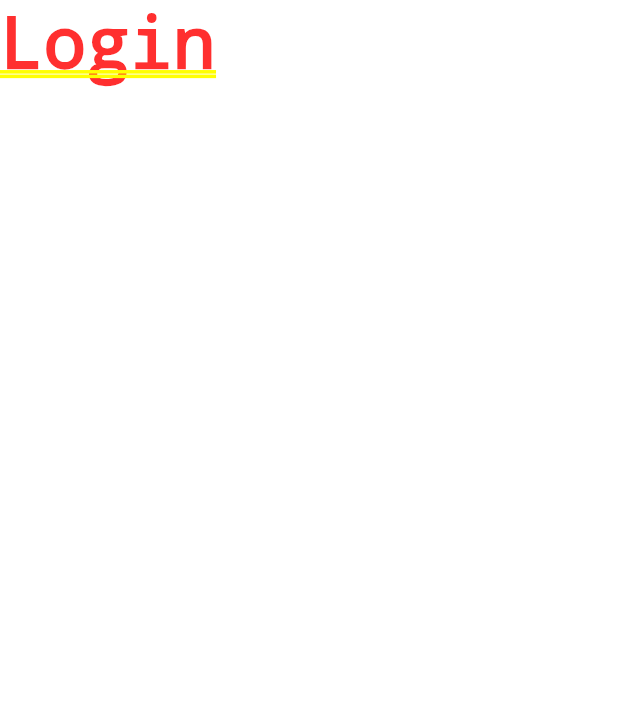
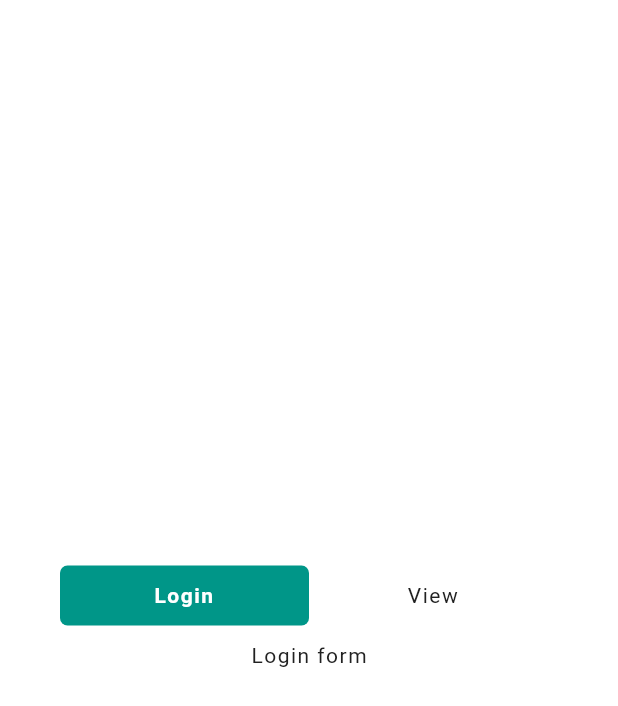
Before and after one commit to billyinferno/simple_budget, a Flutter app: the screen it shows after launch, on a phone screen of 412 x 824 dp. Shown: the top 706 px of the screen. Run offline on Flutter 3.47's test engine with Material 3 defaults, Android fonts, the phone set to English and light mode, and no system bars; our stand-ins replace flutter_dotenv, flutter_secure_storage, go_router, hive_flutter; accounts and stored records are empty; Roboto replaces fonts that are missing (--apple-system).

Commit message:
Create MyTabBar for the login screen

```diff
--- a/lib/pages/login.dart
+++ b/lib/pages/login.dart
@@ -1,4 +1,5 @@
 import 'package:flutter/material.dart';
+import 'package:simple_budget/widgets/tab/my_tab_bar.dart';
 
 class LoginPage extends StatefulWidget {
   const LoginPage({super.key});
@@ -8,8 +9,85 @@ class LoginPage extends StatefulWidget {
 }
 
 class _LoginPageState extends State<LoginPage> {
+  late Future<bool> _getMe;
+  late String _currentTab;
+  final Map<String, String> _tab = {
+    "L":"Login",
+    "V":"View",
+  };
+
+  @override
+  void initState() {
+    _getMe = _getUserMe();
+
+    // set current tab defaulted to login
+    _currentTab = "L";
+
+    super.initState();
+  }
+
   @override
   Widget build(BuildContext context) {
-    return const Text("Login");
+    return Scaffold(
+      body: FutureBuilder(
+        future: _getMe,
+        builder: (context, snapshot) {
+          if (snapshot.hasData || snapshot.hasError) {
+            return _generateBody();
+          }
+          else {
+            // TODO: still loading, generate splash screen
+            return const Placeholder();
+          }
+        },
+      ),
+    );
+  }
+
+  Widget _generateBody() {
+    return Container(
+      padding: const EdgeInsets.fromLTRB(40, 0, 40, 0),
+      child: Column(
+        crossAxisAlignment: CrossAxisAlignment.center,
+        mainAxisAlignment: MainAxisAlignment.center,
+        children: <Widget>[
+          MyTabBar(
+            tab: _tab,
+            initialTab: _currentTab,
+            onTap: ((value) {
+              setState(() {
+                _currentTab = value;
+              });
+            })
+          ),
+          const SizedBox(height: 10,),
+          _showForm(),
+        ],
+      ),
+    );
+  }
+
+  Widget _showForm() {
+    if (_currentTab.toUpperCase() == "L") {
+      return _showLoginForm();
+    }
+    else {
+      return _showViewForm();
+    }
+  }
+
+  Widget _showLoginForm() {
+    // TODO: to do login form
+    return Text("Login form");
+  }
+
+  Widget _showViewForm() {
+    // TODO: to do view form
+    return Text("View form");
+  }
+
+  Future<bool> _getUserMe() async {
+    // TODO: to change with api call
+    return false;
   }
 }
--- a/lib/router.dart
+++ b/lib/router.dart
@@ -41,13 +41,6 @@ class _RouterPageState extends State<RouterPage> {
           builder: (context, state) => const LoginPage(),
         ),
         GoRoute(
-          name: 'dashboard_no_id',
-          path: '/dashboard',
-          builder: (context, state) {
-            return const DashboardPage(id: 'empty');
-          },
-        ),
-        GoRoute(
           name: 'dashboard',
           path: '/dashboard/:id',
           builder: (context, state) {
--- /dev/null
+++ b/lib/widgets/tab/my_tab_bar.dart
@@ -0,0 +1,84 @@
+import 'package:flutter/material.dart';
+import 'package:simple_budget/themes/colors.dart';
+
+class MyTabBar extends StatefulWidget {
+  final Map<String, String> tab;
+  final String? initialTab;
+  final Function(String) onTap;
+  const MyTabBar({
+    super.key,
+    required this.tab,
+    this.initialTab,
+    required this.onTap,
+  });
+
+  @override
+  State<MyTabBar> createState() => _MyTabBarState();
+}
+
+class _MyTabBarState extends State<MyTabBar> {
+  late String _currentTab;
+
+  @override
+  void initState() {
+    _currentTab = (widget.initialTab ?? '');
+    if (_currentTab.isEmpty && widget.tab.isNotEmpty) {
+      // use the first key as _currentTab
+      _currentTab = widget.tab.keys.first;
+    }
+
+    super.initState();
+  }
+
+  @override
+  Widget build(BuildContext context) {
+    // check if tab data is empty or not?
+    if (widget.tab.isEmpty) {
+      return const SizedBox.shrink();
+    }
+
+    // generate the tab
+    return Row(
+      crossAxisAlignment: CrossAxisAlignment.center,
+      mainAxisAlignment: MainAxisAlignment.center,
+      children: _generateTab(),
+    );
+  }
+
+  List<Widget> _generateTab() {
+    List<Widget> ret = [];
+
+    // loop thru the map
+    for(String key in widget.tab.keys) {
+      ret.add(
+        Expanded(
+          child: GestureDetector(
+            onTap: () {
+              setState(() {
+                widget.onTap(key);
+                _currentTab = key;
+              });
+            },
+            child: Container(
+              padding: const EdgeInsets.fromLTRB(20, 10, 20, 10),
+              decoration: BoxDecoration(
+                color: (key == _currentTab ? MyColor.primaryColor : Colors.transparent),
+                borderRadius: BorderRadius.circular(5),
+              ),
+              child: Text(
+                widget.tab[key] ?? '',
+                style: TextStyle(
+                  color: (key == _currentTab ? Colors.white : MyColor.textColor),
+                  fontWeight: (key == _currentTab ? FontWeight.bold : FontWeight.normal),
+                ),
+                textAlign: TextAlign.center,
+              ),
+            ),
+          ),
+        )
+      );
+    }
+
+    return ret;
+  }
+}
```
